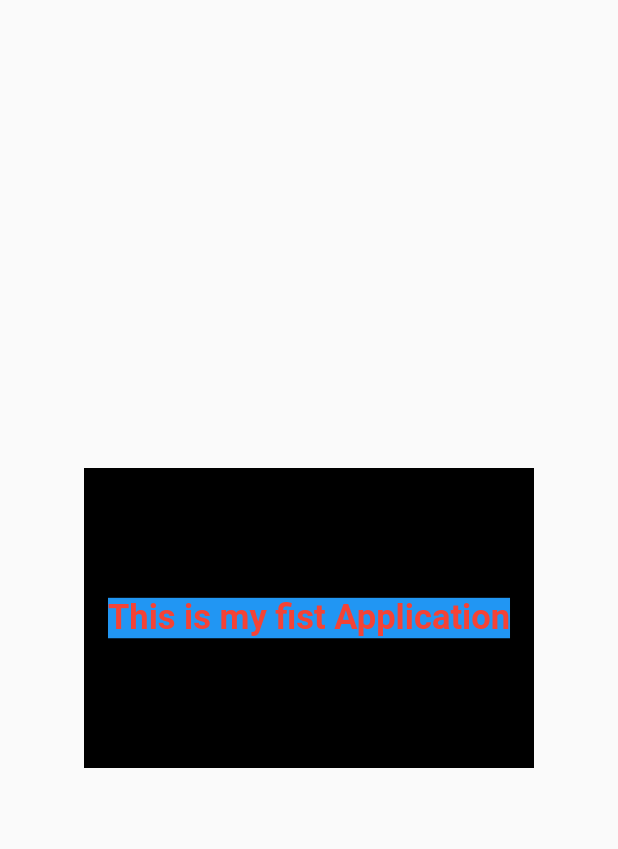
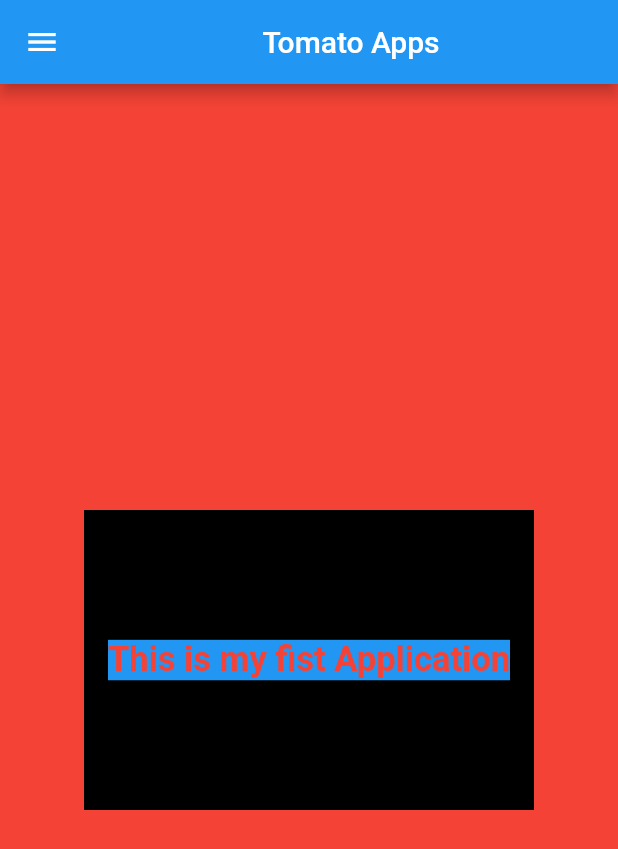
Before and after one commit to pranto19/flutter_batch_30, a Flutter app: the screen it shows after launch, on a phone screen of 412 x 824 dp. Shown: the top 849 px of the screen. Run offline on Flutter 3.47's test engine with Material 2 defaults, Android fonts, the phone set to English and light mode, and no system bars.

Commit message:
day finish

```diff
--- a/lib/main.dart
+++ b/lib/main.dart
@@ -1,4 +1,5 @@
 import 'package:flutter/material.dart';
+import 'package:flutter_app/pages/homepage.dart';
 
 void main() {
   runApp(const MyApp());
@@ -10,24 +11,7 @@ class MyApp extends StatelessWidget {
   @override
   Widget build(BuildContext context) {
     return MaterialApp(
-      home: Material(
-        child: Center(
-          child: Container(
-            width: 300,
-            height: 200,
-            color: Colors.black,
-            child: const Center(
-                child: Text(
-              "This is my fist Application",
-              style: TextStyle(
-                  fontSize: 23,
-                  color: Colors.red,
-                  fontWeight: FontWeight.bold,
-                  backgroundColor: Colors.blue),
-            )),
-          ),
-        ),
-      ),
+      home: HomePage(),
     );
   }
 }
--- /dev/null
+++ b/lib/pages/homepage.dart
@@ -0,0 +1,32 @@
+import 'package:flutter/material.dart';
+
+class HomePage extends StatelessWidget {
+  const HomePage({Key? key}) : super(key: key);
+
+  @override
+  Widget build(BuildContext context) {
+    return Scaffold(
+      appBar: AppBar(
+        title: Center(child: Text("Tomato Apps")),
+      ),
+      drawer: Drawer(),
+      backgroundColor: Colors.red,
+      body: Center(
+        child: Container(
+          width: 300,
+          height: 200,
+          color: Colors.black,
+          child: const Center(
+              child: Text(
+            "This is my fist Application",
+            style: TextStyle(
+                fontSize: 23,
+                color: Colors.red,
+                fontWeight: FontWeight.bold,
+                backgroundColor: Colors.blue),
+          )),
+        ),
+      ),
+    );
+  }
+}
```
